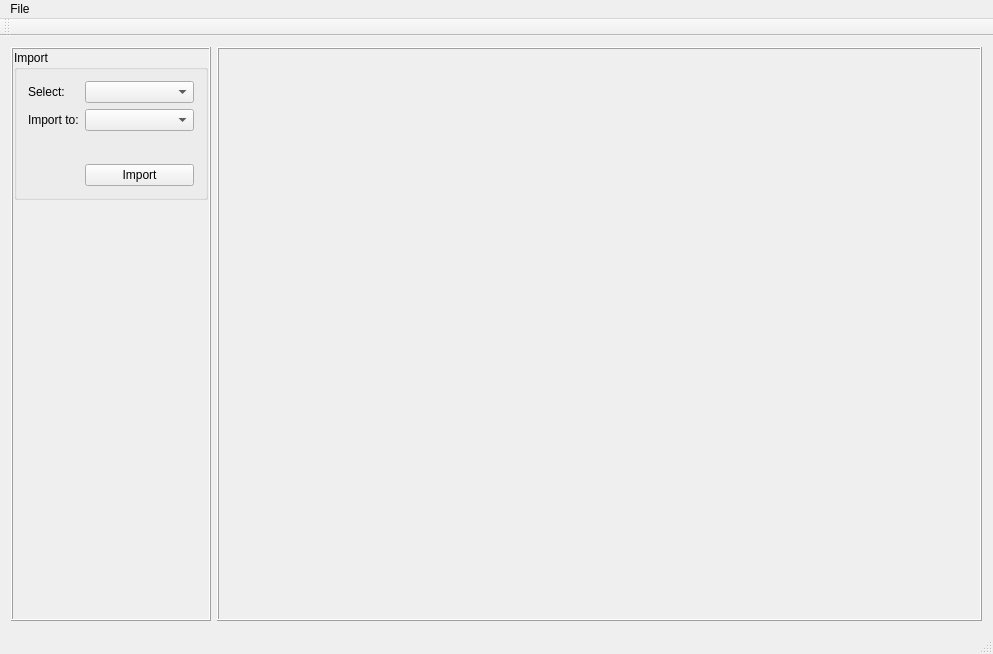
Old version of the form mainwindow.ui in the repository Tria-Andy/XmltoDBImporter.
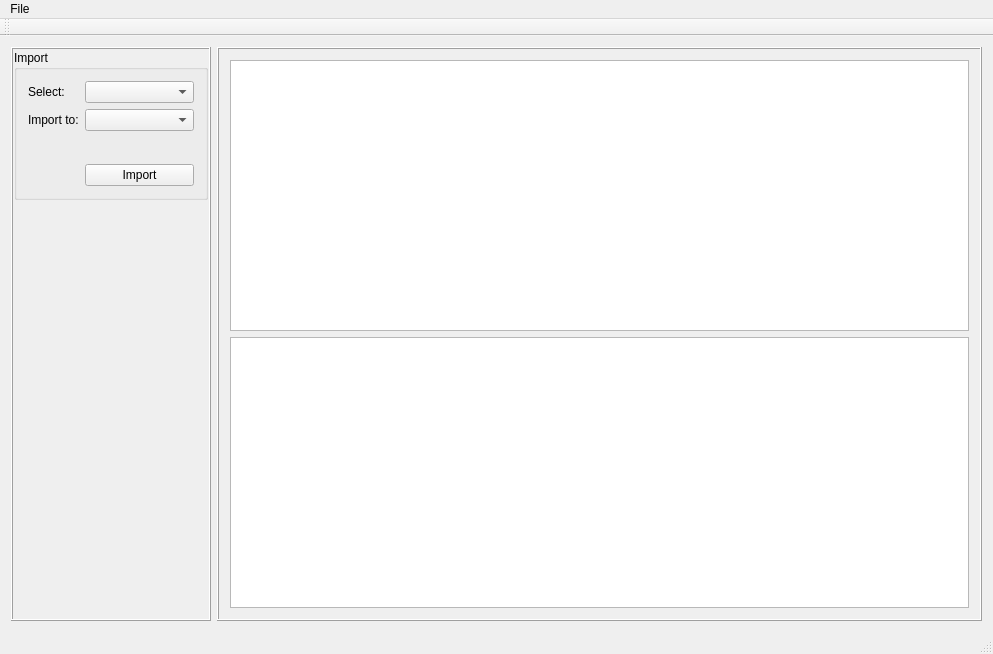
New version of the form.

Diff of the .ui file:
```diff
--- a/mainwindow.ui
+++ b/mainwindow.ui
@@ -136,6 +136,14 @@
       <property name="frameShadow">
        <enum>QFrame::Raised</enum>
       </property>
+      <layout class="QVBoxLayout" name="verticalLayout_2">
+       <item>
+        <widget class="QTableView" name="tableView_xml"/>
+       </item>
+       <item>
+        <widget class="QTableView" name="tableView_db"/>
+       </item>
+      </layout>
      </widget>
     </item>
    </layout>
```
Left out of the diff: 4 changed lines with no effect on the pictures.
